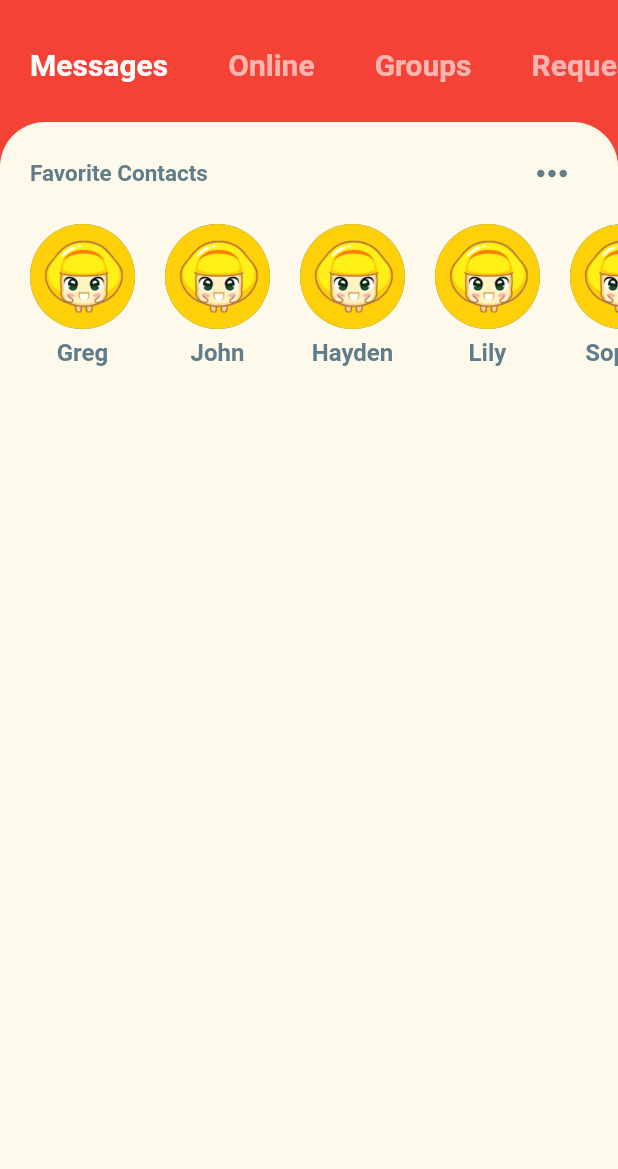
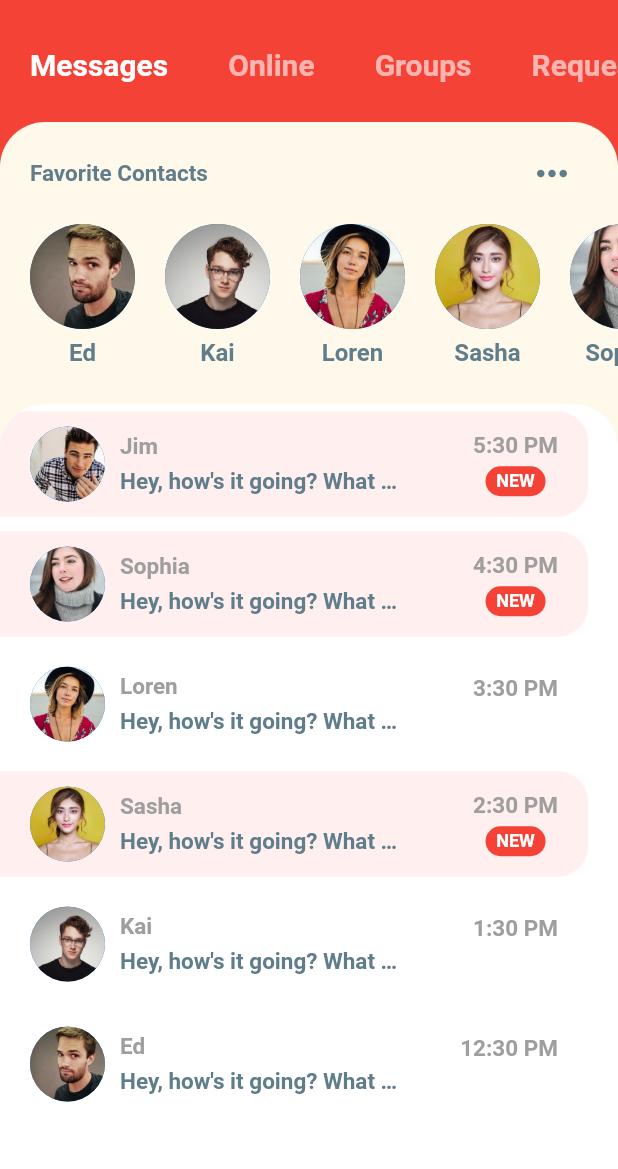
Before and after one commit to saeminakim/flutter_chat, a Flutter app: the screen it shows after launch, on a phone screen of 412 x 824 dp, the part 67-1236 px from its top. Run offline on Flutter 3.47's test engine with Material 2 defaults, Android fonts, the phone set to English and light mode, and no system bars.

Commit message:
0830 ChatScreen

```diff
--- a/lib/models/message_model.dart
+++ b/lib/models/message_model.dart
@@ -23,47 +23,47 @@ final User currentUser = User(
   imageUrl: 'assets/images/lemon.png',
 );
 
-final User greg = User(
+final User ed = User(
   id: 1,
-  name: 'Greg',
-  imageUrl: 'assets/images/lemon.png',
+  name: 'Ed',
+  imageUrl: 'assets/images/ed.jpg',
 );
 
-final User james = User(
+final User jim = User(
   id: 2,
-  name: 'James',
-  imageUrl: 'assets/images/lemon.png',
+  name: 'Jim',
+  imageUrl: 'assets/images/jim.jpg',
 );
 
-final User john = User(
+final User kai = User(
   id: 3,
-  name: 'John',
-  imageUrl: 'assets/images/lemon.png',
+  name: 'Kai',
+  imageUrl: 'assets/images/kai.png',
 );
 
 final User sophia = User(
   id: 4,
   name: 'Sophia',
-  imageUrl: 'assets/images/lemon.png',
+  imageUrl: 'assets/images/sophia.jpeg',
 );
 
-final User hayden = User(
+final User loren = User(
   id: 5,
-  name: 'Hayden',
-  imageUrl: 'assets/images/lemon.png',
+  name: 'Loren',
+  imageUrl: 'assets/images/loren.jpg',
 );
 
-final User lily = User(
+final User sasha = User(
   id: 6,
-  name: 'Lily',
-  imageUrl: 'assets/images/lemon.png',
+  name: 'Sasha',
+  imageUrl: 'assets/images/sasha.jpeg',
 );
 
-List<User> favorites = [greg, john, hayden, lily, sophia];
+List<User> favorites = [ed, kai, loren, sasha, sophia];
 
 List<Message> chats = [
   Message(
-    sender: james,
+    sender: jim,
     time: '5:30 PM',
     text: 'Hey, how\'s it going? What did you do today?',
     isLiked: false,
@@ -77,17 +77,76 @@ List<Message> chats = [
     unread: true,
   ),
   Message(
-    sender: hayden,
+    sender: loren,
     time: '3:30 PM',
     text: 'Hey, how\'s it going? What did you do today?',
     isLiked: false,
     unread: false,
   ),
   Message(
-    sender: lily,
+    sender: sasha,
     time: '2:30 PM',
+    text: 'Hey, how\'s it going? What did you do today?',
+    isLiked: false,
+    unread: true,
+  ),
+  Message(
+    sender: kai,
+    time: '1:30 PM',
+    text: 'Hey, how\'s it going? What did you do today?',
+    isLiked: false,
+    unread: false,
+  ),
+  Message(
+    sender: ed,
+    time: '12:30 PM',
     text: 'Hey, how\'s it going? What did you do today?',
     isLiked: false,
     unread: false,
   )
 ];
+
+List<Message> messages = [
+  Message(
+    sender: sasha,
+    time: '5:30 PM',
+    text: 'Hey, how\'s it going? What did you do today?',
+    isLiked: true,
+    unread: true,
+  ),
+  Message(
+    sender: currentUser,
+    time: '4:30 PM',
+    text: 'Just walked my doge. She was super duper cute. The best pupper!!',
+    isLiked: false,
+    unread: true,
+  ),
+  Message(
+    sender: sasha,
+    time: '3:45 PM',
+    text: 'How\'s the doggo?',
+    isLiked: false,
+    unread: true,
+  ),
+  Message(
+    sender: sasha,
+    time: '3:15 PM',
+    text: 'All the food',
+    isLiked: true,
+    unread: true,
+  ),
+  Message(
+    sender: currentUser,
+    time: '2:30 PM',
+    text: 'Nice! What kind of food did you eat?',
+    isLiked: false,
+    unread: true,
+  ),
+  Message(
+    sender: sasha,
+    time: '2:00 PM',
+    text: 'I ate so much food today.',
+    isLiked: false,
+    unread: true,
+  ),
+];
--- a/lib/screens/home_screen.dart
+++ b/lib/screens/home_screen.dart
@@ -1,6 +1,7 @@
 import 'package:flutter/material.dart';
 import 'package:flutter_chat/widget/category_selector.dart';
 import 'package:flutter_chat/widget/favorite.contacts.dart';
+import 'package:flutter_chat/widget/recent_chats.dart';
 
 class HomeScreen extends StatefulWidget {
   @override
@@ -51,6 +52,7 @@ class _HomeScreenState extends State<HomeScreen> {
               child: Column(
                 children: [
                   FavoriteContacts(),
+                  RecentChats(),
                 ],
               ),
             ),
--- a/lib/widget/favorite.contacts.dart
+++ b/lib/widget/favorite.contacts.dart
@@ -1,5 +1,6 @@
 import 'package:flutter/material.dart';
 import 'package:flutter_chat/models/message_model.dart';
+import 'package:flutter_chat/screens/chat_screen.dart';
 
 class FavoriteContacts extends StatelessWidget {
   @override
@@ -39,13 +40,21 @@ class FavoriteContacts extends StatelessWidget {
               scrollDirection: Axis.horizontal,
               itemCount: favorites.length,
               itemBuilder: (BuildContext context, int index) {
-                return Padding(
+                return GestureDetector(
+                  onTap: () => Navigator.push(
+                    context,
+                    MaterialPageRoute(
+                      builder: (_) => ChatScreen(user: favorites[index]),
+                    ),
+                  ),
+                  child: Padding(
                     padding: EdgeInsets.all(10.0),
                     child: Column(
                       children: [
                         CircleAvatar(
                           radius: 35,
-                        backgroundImage: AssetImage(favorites[index].imageUrl),
+                          backgroundImage:
+                              AssetImage(favorites[index].imageUrl),
                         ),
                         SizedBox(height: 6),
                         Text(
@@ -58,6 +67,7 @@ class FavoriteContacts extends StatelessWidget {
                         )
                       ],
                     ),
+                  ),
                 );
               },
             ),
--- /dev/null
+++ b/lib/widget/recent_chats.dart
@@ -0,0 +1,132 @@
+import 'package:flutter/material.dart';
+import 'package:flutter_chat/models/message_model.dart';
+import 'package:flutter_chat/screens/chat_screen.dart';
+
+class RecentChats extends StatelessWidget {
+  @override
+  Widget build(BuildContext context) {
+    return Expanded(
+      child: Container(
+        decoration: BoxDecoration(
+          color: Colors.white,
+          borderRadius: BorderRadius.only(
+            topLeft: Radius.circular(30),
+            topRight: Radius.circular(30),
+          ),
+        ),
+        child: ClipRRect(
+          borderRadius: BorderRadius.only(
+            topLeft: Radius.circular(30),
+            topRight: Radius.circular(30),
+          ),
+          child: ListView.builder(
+            itemCount: chats.length,
+            itemBuilder: (BuildContext context, int index) {
+              final chat = chats[index];
+              return GestureDetector(
+                onTap: () => Navigator.push(
+                  context,
+                  MaterialPageRoute(
+                    builder: (_) => ChatScreen(user: chat.sender),
+                  ),
+                ),
+                child: Container(
+                  margin: EdgeInsets.only(
+                    top: 5,
+                    bottom: 5,
+                    right: 20,
+                  ),
+                  padding: EdgeInsets.symmetric(
+                    horizontal: 20,
+                    vertical: 10,
+                  ),
+                  decoration: BoxDecoration(
+                    color: chat.unread ? Color(0xFFFFEFEE) : Colors.white,
+                    borderRadius: BorderRadius.only(
+                      topRight: Radius.circular(20),
+                      bottomRight: Radius.circular(20),
+                    ),
+                  ),
+                  child: Row(
+                    mainAxisAlignment: MainAxisAlignment.spaceBetween,
+                    children: [
+                      Row(
+                        children: [
+                          CircleAvatar(
+                            radius: 25,
+                            backgroundImage: AssetImage(chat.sender.imageUrl),
+                          ),
+                          SizedBox(width: 10),
+                          Column(
+                            crossAxisAlignment: CrossAxisAlignment.start,
+                            children: [
+                              Text(
+                                chat.sender.name,
+                                style: TextStyle(
+                                  color: Colors.grey,
+                                  fontSize: 15,
+                                  fontWeight: FontWeight.bold,
+                                ),
+                              ),
+                              SizedBox(height: 5),
+                              Container(
+                                width: MediaQuery.of(context).size.width * 0.45,
+                                child: Text(
+                                  chat.text,
+                                  style: TextStyle(
+                                    color: Colors.blueGrey,
+                                    fontSize: 15,
+                                    fontWeight: FontWeight.w600,
+                                  ),
+                                  overflow: TextOverflow.ellipsis,
+                                ),
+                              ),
+                            ],
+                          ),
+                        ],
+                      ),
+                      Column(
+                        children: [
+                          Text(
+                            chat.time,
+                            style: TextStyle(
+                              color: Colors.grey,
+                              fontSize: 15,
+                              fontWeight: FontWeight.bold,
+                            ),
+                          ),
+                          SizedBox(height: 5),
+                          chat.unread
+                              ? Container(
+                                  width: 40,
+                                  height: 20,
+                                  decoration: BoxDecoration(
+                                    color: Theme.of(context).primaryColor,
+                                    borderRadius: BorderRadius.circular(30),
+                                  ),
+                                  alignment: Alignment.center,
+                                  child: Text(
+                                    'NEW',
+                                    style: TextStyle(
+                                      color: Colors.white,
+                                      fontSize: 12,
+                                      fontWeight: FontWeight.bold,
+                                    ),
+                                  ),
+                                )
+                              : Text(''),
+                          // : SizedBox.shrink(),
+                          // 이걸 쓰면 시간이 행의 가운데로 내려옴
+                        ],
+                      )
+                    ],
+                  ),
+                ),
+              );
+            },
+          ),
+        ),
+      ),
+    );
+  }
+}
```
Also changed, not shown: lib/screens/chat_screen.dart (added, +143 -0 lines), assets/images/ed.jpg (added), assets/images/jim.jpg (added), assets/images/kai.png (added), assets/images/loren.jpg (added), assets/images/sasha.jpeg (added), assets/images/sophia.jpeg (added). Lines whose indentation alone changed are shown as unchanged.
